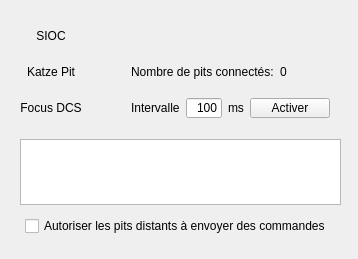
Before: the Qt Designer form ui/main.ui in 3rd-KaTZe/Link, drawn with Qt 5.
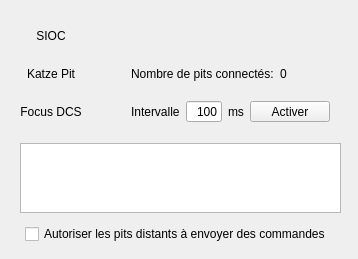
After: the same form once the commit is applied. Icons and pictures are not drawn.

Commit message: got a working remote control disabler

Patch:
```diff
--- a/ui/main.ui
+++ b/ui/main.ui
@@ -32,7 +32,7 @@
       <x>10</x>
       <y>10</y>
       <width>341</width>
-      <height>241</height>
+      <height>249</height>
      </rect>
     </property>
     <layout class="QGridLayout" name="gridLayout">
```
Left out of the diff: 2 changed lines with no effect on the pictures. The commit also changes 1 other file.
